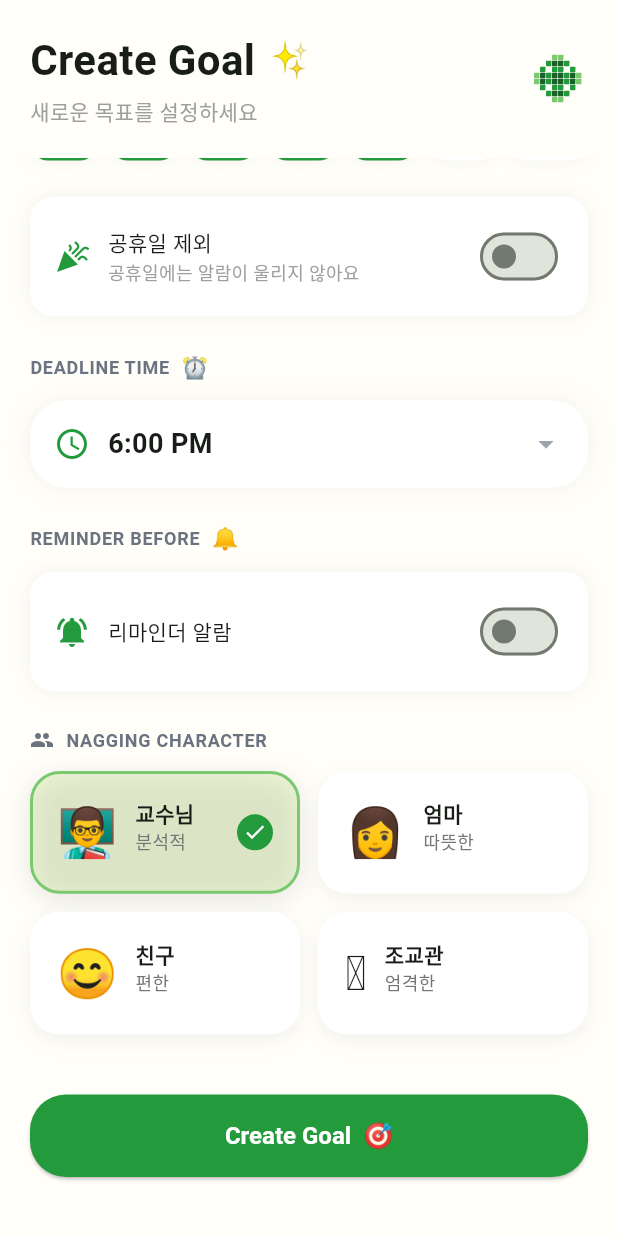
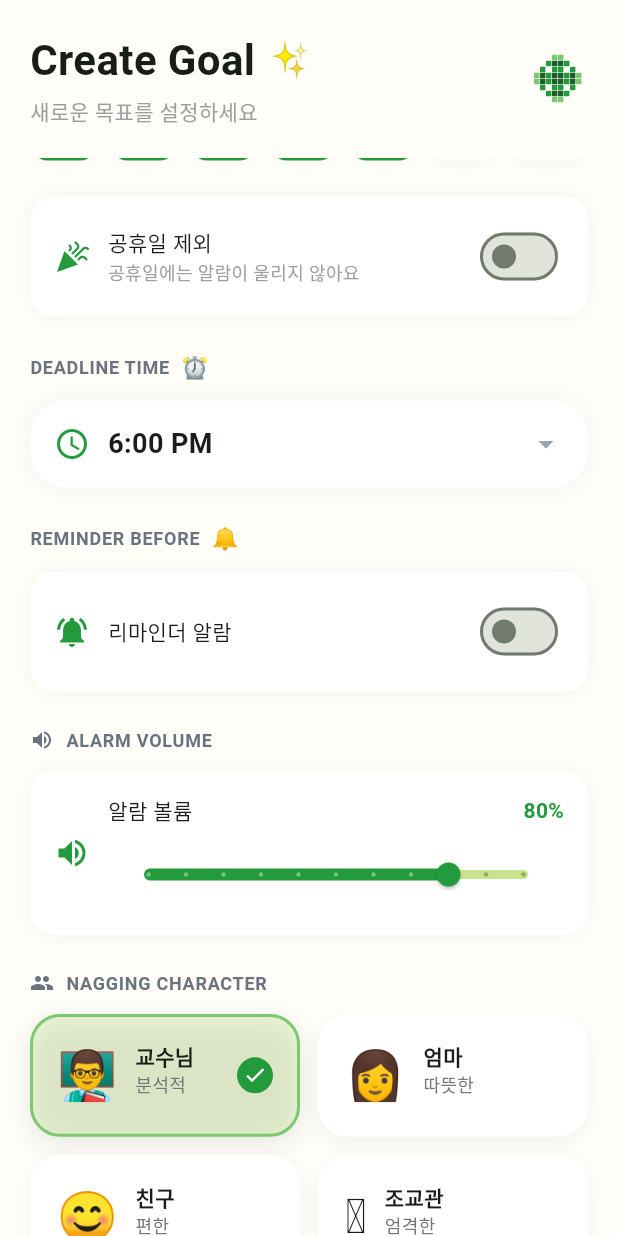
Before and after one commit to KOO-YS/commitime, a Flutter app: the screen it shows after launch, item 3 of the bottom bar chosen, scrolled down 403 dp, on a phone screen of 412 x 824 dp. Run offline on Flutter 3.47's test engine with Material 3 defaults, Android fonts, the phone set to English and light mode, and no system bars; our stand-ins replace flutter_local_notifications, shared_preferences, sqflite, timezone, wakelock_plus; missing offline and left inert: alarm; accounts and stored records are empty; statements that could not run were skipped.

Commit message:
[feat] 개별 알람 볼륨 설정

```diff
--- a/lib/models/goal.dart
+++ b/lib/models/goal.dart
@@ -67,6 +67,7 @@ class Goal {
   final bool reminderEnabled;
   final int reminderMinutesBefore;
   final CharacterType character;
+  final double alarmVolume; // 0.0 ~ 1.0 (목표별 알람 볼륨)
   final DateTime createdAt;
   final DateTime updatedAt;
 
@@ -81,6 +82,7 @@ class Goal {
     this.reminderEnabled = false,
     this.reminderMinutesBefore = 60,
     this.character = CharacterType.professor,
+    this.alarmVolume = 0.8,
     DateTime? createdAt,
     DateTime? updatedAt,
   })  : id = id ?? const Uuid().v4(),
@@ -106,6 +108,7 @@ class Goal {
         (e) => e.name == json['character'],
         orElse: () => CharacterType.professor,
       ),
+      alarmVolume: (json['alarm_volume'] as num?)?.toDouble() ?? 0.8,
       createdAt: DateTime.parse(json['created_at'] as String),
       updatedAt: DateTime.parse(json['updated_at'] as String),
     );
@@ -124,6 +127,7 @@ class Goal {
       'reminder_enabled': reminderEnabled,
       'reminder_minutes_before': reminderMinutesBefore,
       'character': character.name,
+      'alarm_volume': alarmVolume,
       'created_at': createdAt.toIso8601String(),
       'updated_at': updatedAt.toIso8601String(),
     };
@@ -140,6 +144,7 @@ class Goal {
     bool? reminderEnabled,
     int? reminderMinutesBefore,
     CharacterType? character,
+    double? alarmVolume,
   }) {
     return Goal(
       id: id,
@@ -152,6 +157,7 @@ class Goal {
       reminderEnabled: reminderEnabled ?? this.reminderEnabled,
       reminderMinutesBefore: reminderMinutesBefore ?? this.reminderMinutesBefore,
       character: character ?? this.character,
+      alarmVolume: alarmVolume ?? this.alarmVolume,
       createdAt: createdAt,
       updatedAt: DateTime.now(),
     );
--- a/lib/screens/alarm_screen.dart
+++ b/lib/screens/alarm_screen.dart
@@ -1,6 +1,7 @@
 import 'package:flutter/material.dart';
 import 'package:flutter/services.dart';
 import 'package:alarm/alarm.dart';
+import 'package:wakelock_plus/wakelock_plus.dart';
 import '../models/goal.dart';
 import '../models/nagging_message.dart';
 import '../utils/constants.dart';
@@ -30,6 +31,9 @@ class _AlarmScreenState extends State<AlarmScreen>
   void initState() {
     super.initState();
 
+    // 화면 켜기 및 유지
+    WakelockPlus.enable();
+
     // 풀스크린 모드 설정
     SystemChrome.setEnabledSystemUIMode(SystemUiMode.immersive);
 
@@ -58,6 +62,8 @@ class _AlarmScreenState extends State<AlarmScreen>
   @override
   void dispose() {
     _animationController.dispose();
+    // 화면 유지 해제
+    WakelockPlus.disable();
     // 시스템 UI 복원
     SystemChrome.setEnabledSystemUIMode(
       SystemUiMode.manual,
--- a/lib/screens/goal_creation_screen.dart
+++ b/lib/screens/goal_creation_screen.dart
@@ -33,6 +33,7 @@ class _GoalCreationScreenState extends State<GoalCreationScreen> {
   bool _reminderEnabled = false;
   int _reminderMinutes = 60;
   CharacterType _selectedCharacter = CharacterType.professor;
+  double _alarmVolume = 0.8;
 
   bool _isLoading = false;
   bool _isValidatingGithub = false;
@@ -66,6 +67,7 @@ class _GoalCreationScreenState extends State<GoalCreationScreen> {
     _reminderEnabled = goal.reminderEnabled;
     _reminderMinutes = goal.reminderMinutesBefore;
     _selectedCharacter = goal.character;
+    _alarmVolume = goal.alarmVolume;
   }
 
   @override
@@ -110,6 +112,8 @@ class _GoalCreationScreenState extends State<GoalCreationScreen> {
                       _buildDeadlineTimePicker(),
                       const SizedBox(height: 24),
                       _buildReminderSection(),
+                      const SizedBox(height: 24),
+                      _buildAlarmVolumeSlider(),
                       const SizedBox(height: 24),
                       _buildCharacterSelector(),
                       const SizedBox(height: 40),
@@ -555,6 +559,94 @@ class _GoalCreationScreenState extends State<GoalCreationScreen> {
     );
   }
 
+  Widget _buildAlarmVolumeSlider() {
+    return Column(
+      crossAxisAlignment: CrossAxisAlignment.start,
+      children: [
+        const Row(
+          children: [
+            Icon(Icons.volume_up, size: 16, color: AppColors.textSecondary),
+            SizedBox(width: 8),
+            Text('ALARM VOLUME', style: AppTextStyles.label),
+          ],
+        ),
+        const SizedBox(height: 12),
+        Container(
+          padding: const EdgeInsets.all(16),
+          decoration: BoxDecoration(
+            color: Colors.white,
+            borderRadius: BorderRadius.circular(16),
+            boxShadow: [
+              BoxShadow(
+                color: Colors.black.withOpacity(0.05),
+                blurRadius: 10,
+              ),
+            ],
+          ),
+          child: Row(
+            children: [
+              Icon(
+                _alarmVolume == 0
+                    ? Icons.volume_off
+                    : _alarmVolume < 0.5
+                        ? Icons.volume_down
+                        : Icons.volume_up,
+                color: AppColors.primary,
+              ),
+              const SizedBox(width: 12),
+              Expanded(
+                child: Column(
+                  crossAxisAlignment: CrossAxisAlignment.start,
+                  children: [
+                    Row(
+                      mainAxisAlignment: MainAxisAlignment.spaceBetween,
+                      children: [
+                        const Text(
+                          '알람 볼륨',
+                          style: TextStyle(fontWeight: FontWeight.w500),
+                        ),
+                        Text(
+                          '${(_alarmVolume * 100).toInt()}%',
+                          style: const TextStyle(
+                            fontSize: 14,
+                            fontWeight: FontWeight.w600,
+                            color: AppColors.primary,
+                          ),
+                        ),
+                      ],
+                    ),
+                    const SizedBox(height: 8),
+                    SliderTheme(
+                      data: SliderTheme.of(context).copyWith(
+                        activeTrackColor: AppColors.primary,
+                        inactiveTrackColor: AppColors.level1,
+                        thumbColor: AppColors.primary,
+                        overlayColor: AppColors.primary.withOpacity(0.2),
+                        trackHeight: 6,
+                        thumbShape: const RoundSliderThumbShape(
+                          enabledThumbRadius: 8,
+                        ),
+                      ),
+                      child: Slider(
+                        value: _alarmVolume,
+                        min: 0.0,
+                        max: 1.0,
+                        divisions: 10,
+                        onChanged: (value) {
+                          setState(() => _alarmVolume = value);
+                        },
+                      ),
+                    ),
+                  ],
+                ),
+              ),
+            ],
+          ),
+        ),
+      ],
+    );
+  }
+
   Widget _buildCharacterSelector() {
     return Column(
       crossAxisAlignment: CrossAxisAlignment.start,
@@ -689,6 +781,7 @@ class _GoalCreationScreenState extends State<GoalCreationScreen> {
         reminderEnabled: _reminderEnabled,
         reminderMinutesBefore: _reminderMinutes,
         character: _selectedCharacter,
+        alarmVolume: _alarmVolume,
       );
 
       final provider = context.read<GoalProvider>();
--- a/lib/services/local_storage_service.dart
+++ b/lib/services/local_storage_service.dart
@@ -8,7 +8,7 @@ import '../models/goal_record.dart';
 class LocalStorageService {
   static Database? _database;
   static const String _dbName = 'commitime.db';
-  static const int _dbVersion = 1;
+  static const int _dbVersion = 2; // alarm_volume 필드 추가
 
   /// 데이터베이스 초기화
   Future<Database> get database async {
@@ -44,6 +44,7 @@ class LocalStorageService {
         reminder_enabled INTEGER DEFAULT 0,
         reminder_minutes_before INTEGER DEFAULT 60,
         character TEXT NOT NULL,
+        alarm_volume REAL DEFAULT 0.8,
         created_at TEXT NOT NULL,
         updated_at TEXT NOT NULL
       )
@@ -73,7 +74,12 @@ class LocalStorageService {
   }
 
   Future<void> _upgradeDatabase(Database db, int oldVersion, int newVersion) async {
-    // 버전 업그레이드 로직 (필요시)
+    if (oldVersion < 2) {
+      // alarm_volume 컬럼 추가
+      await db.execute(
+        'ALTER TABLE goals ADD COLUMN alarm_volume REAL DEFAULT 0.8'
+      );
+    }
   }
 
   // ==================== Goals CRUD ====================
@@ -109,6 +115,7 @@ class LocalStorageService {
           (e) => e.name == map['character'],
           orElse: () => CharacterType.professor,
         ),
+        alarmVolume: (map['alarm_volume'] as num?)?.toDouble() ?? 0.8,
         createdAt: DateTime.parse(map['created_at'] as String),
         updatedAt: DateTime.parse(map['updated_at'] as String),
       );
@@ -132,6 +139,7 @@ class LocalStorageService {
         'reminder_enabled': goal.reminderEnabled ? 1 : 0,
         'reminder_minutes_before': goal.reminderMinutesBefore,
         'character': goal.character.name,
+        'alarm_volume': goal.alarmVolume,
         'created_at': goal.createdAt.toIso8601String(),
         'updated_at': goal.updatedAt.toIso8601String(),
       },
--- a/lib/services/notification_service.dart
+++ b/lib/services/notification_service.dart
@@ -290,10 +290,10 @@ class NotificationService {
     final hour = int.parse(timeParts[0]);
     final minute = int.parse(timeParts[1]);
 
-    // 설정에서 볼륨 가져오기
+    // 목표별 볼륨 사용 (사운드가 꺼져있으면 0)
     final settings = await SettingsService.getInstance();
-    final volume = settings.alarmVolume;
     final soundEnabled = settings.soundEnabled;
+    final volume = soundEnabled ? goal.alarmVolume : 0.0;
 
     // 각 반복 요일에 대해 알람 스케줄
     for (final day in goal.repeatDays) {
@@ -312,9 +312,9 @@ class NotificationService {
         id: alarmId,
         dateTime: scheduledTime,
         assetAudioPath: 'assets/sounds/alarm.mp3',
-        loopAudio: soundEnabled,
+        loopAudio: soundEnabled && volume > 0,
         vibrate: true,
-        volumeSettings: soundEnabled
+        volumeSettings: volume > 0
             ? VolumeSettings.fade(
                 volume: volume,
                 fadeDuration: const Duration(seconds: 3),
--- a/pubspec.yaml
+++ b/pubspec.yaml
@@ -24,6 +24,7 @@ dependencies:
 
   # Fullscreen Alarm
   alarm: ^5.1.5
+  wakelock_plus: ^1.2.8
 
   # HTTP & API
   http: ^1.1.2
```
Also changed, not shown: pubspec.lock, 2 other files.
